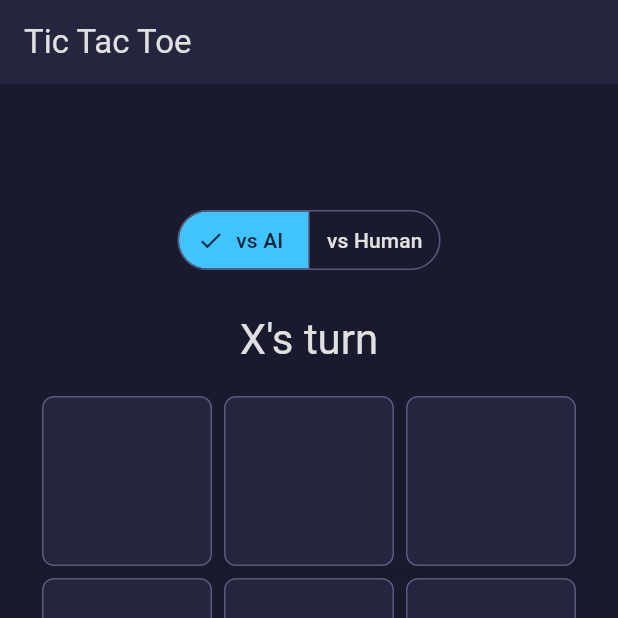
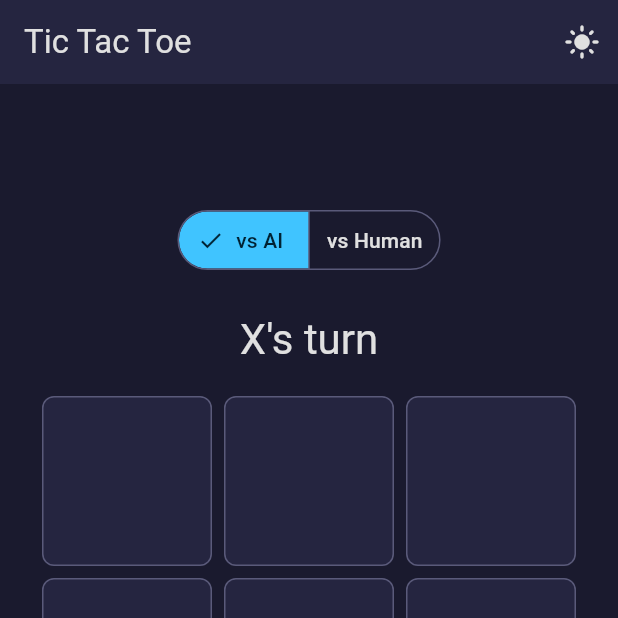
Before and after one commit to MichaelKuen/tictactoe, a Flutter app: the screen it shows after launch, after a tap on "New Game", on a phone screen of 412 x 824 dp, the top half of it. Run offline on Flutter 3.47's test engine with Material 3 defaults, Android fonts, the phone set to English and light mode, and no system bars; our stand-ins replace google_mobile_ads; network calls fail.

Commit message:
feat(polish): animations, haptics, and light/dark theme toggle
- Cell piece-placement: elasticOut bounce animation (400 ms, Curves.elasticOut)
- Winning cells: gentle scale pulse 1.0→1.05 repeating (700 ms, Curves.easeInOut)
- Status text: AnimatedSwitcher crossfade (250 ms) on every state change
- Haptic feedback: selectionClick on move, lightImpact on draw/reset, mediumImpact on win
- Light/dark theme toggle: sun/moon IconButton in AppBar; ValueNotifier in theme_notifier.dart
- Light theme: deep red X (#D32F2F), deep blue O (#1565C0), white cells
- Sidebar + AppBar colours now theme-aware
- AnimationControllers initialised in initState() to avoid deactivated-ancestor errors
- Test wrapper forces Brightness.dark so colour assertions remain valid

Co-Authored-By: Claude Sonnet 4.6 <noreply@anthropic.com>

```diff
--- a/lib/main.dart
+++ b/lib/main.dart
@@ -2,6 +2,7 @@
 // Unauthorised use, reproduction, or distribution is strictly prohibited.
 import 'package:flutter/material.dart';
 import 'ads/ad_manager.dart';
+import 'theme_notifier.dart';
 import 'ui/game_screen.dart';
 
 void main() async {
@@ -15,13 +16,38 @@ class TicTacToeApp extends StatelessWidget {
 
   @override
   Widget build(BuildContext context) {
-    return MaterialApp(
+    return ValueListenableBuilder<ThemeMode>(
+      valueListenable: themeNotifier,
+      builder: (context, mode, child) => MaterialApp(
         title: 'Tic Tac Toe',
-      theme: ThemeData(
+        themeMode: mode,
+        theme: _lightTheme,
+        darkTheme: _darkTheme,
+        home: const GameScreen(),
+      ),
+    );
+  }
+}
+
+final _lightTheme = ThemeData(
+  colorScheme: ColorScheme.light(
+    primary: const Color(0xFFD32F2F),
+    onPrimary: Colors.white,
+    secondary: const Color(0xFF1565C0),
+    onSecondary: Colors.white,
+    surface: const Color(0xFFF5F5F5),
+    onSurface: const Color(0xFF1A1A1A),
+    outline: const Color(0xFFBDBDBD),
+    inversePrimary: const Color(0xFFEEEEEE),
+  ),
+  useMaterial3: true,
+);
+
+final _darkTheme = ThemeData(
   colorScheme: ColorScheme.dark(
-          primary: const Color(0xFFFF5252),     // X — vivid red
+    primary: const Color(0xFFFF5252),
     onPrimary: Colors.white,
-          secondary: const Color(0xFF40C4FF),   // O — vivid sky blue
+    secondary: const Color(0xFF40C4FF),
     onSecondary: const Color(0xFF002233),
     surface: const Color(0xFF1A1A2E),
     onSurface: const Color(0xFFE0E0E0),
@@ -29,8 +55,4 @@ class TicTacToeApp extends StatelessWidget {
     inversePrimary: const Color(0xFF2A2A4A),
   ),
   useMaterial3: true,
-      ),
-      home: const GameScreen(),
 );
-  }
-}
--- /dev/null
+++ b/lib/theme_notifier.dart
@@ -0,0 +1,6 @@
+// Copyright © FullStackShack. All rights reserved.
+// Unauthorised use, reproduction, or distribution is strictly prohibited.
+import 'package:flutter/material.dart';
+
+/// Global theme-mode notifier. Toggle from anywhere in the widget tree.
+final themeNotifier = ValueNotifier<ThemeMode>(ThemeMode.dark);
--- a/lib/ui/cell_widget.dart
+++ b/lib/ui/cell_widget.dart
@@ -3,7 +3,7 @@
 import 'package:flutter/material.dart';
 import '../game/player.dart';
 
-class CellWidget extends StatelessWidget {
+class CellWidget extends StatefulWidget {
   final Player? player;
   final VoidCallback? onTap;
   final bool highlighted;
@@ -18,9 +18,64 @@ class CellWidget extends StatelessWidget {
   });
 
   @override
+  State<CellWidget> createState() => _CellWidgetState();
+}
+
+class _CellWidgetState extends State<CellWidget> with TickerProviderStateMixin {
+  // Declared late, assigned in initState so vsync is never accessed lazily.
+  late final AnimationController _placeCtrl;
+  late final AnimationController _pulseCtrl;
+  late final Animation<double> _placeScale;
+  late final Animation<double> _pulseScale;
+
+  @override
+  void initState() {
+    super.initState();
+    _placeCtrl = AnimationController(
+      vsync: this,
+      duration: const Duration(milliseconds: 400),
+    );
+    _pulseCtrl = AnimationController(
+      vsync: this,
+      duration: const Duration(milliseconds: 700),
+    );
+    _placeScale = CurvedAnimation(parent: _placeCtrl, curve: Curves.elasticOut);
+    _pulseScale = Tween<double>(begin: 1.0, end: 1.05).animate(
+      CurvedAnimation(parent: _pulseCtrl, curve: Curves.easeInOut),
+    );
+    // Cell already occupied on first build (e.g. hot-reload) — skip animation.
+    if (widget.player != null) _placeCtrl.value = 1.0;
+    if (widget.highlighted) _pulseCtrl.repeat(reverse: true);
+  }
+
+  @override
+  void didUpdateWidget(CellWidget old) {
+    super.didUpdateWidget(old);
+    if (widget.player != null && old.player == null) {
+      _placeCtrl.forward(from: 0);
+    }
+    if (widget.highlighted && !old.highlighted) {
+      _pulseCtrl.repeat(reverse: true);
+    } else if (!widget.highlighted && old.highlighted) {
+      _pulseCtrl.animateTo(0, duration: const Duration(milliseconds: 200));
+    }
+    if (widget.player == null && old.player != null) {
+      _placeCtrl.value = 0;
+    }
+  }
+
+  @override
+  void dispose() {
+    _placeCtrl.dispose();
+    _pulseCtrl.dispose();
+    super.dispose();
+  }
+
+  @override
   Widget build(BuildContext context) {
     final theme = Theme.of(context);
-    final color = player == Player.x
+    final isDark = theme.brightness == Brightness.dark;
+    final playerColor = widget.player == Player.x
         ? theme.colorScheme.primary
         : theme.colorScheme.secondary;
 
@@ -28,22 +83,22 @@ class CellWidget extends StatelessWidget {
     final Color borderColor;
     final double borderWidth;
 
-    if (highlighted) {
+    if (widget.highlighted) {
       bgColor = const Color(0x44FFD740);
       borderColor = const Color(0xFFFFD740);
       borderWidth = 2.5;
-    } else if (hinted) {
+    } else if (widget.hinted) {
       bgColor = const Color(0x4469F0AE);
       borderColor = const Color(0xFF69F0AE);
       borderWidth = 2.5;
     } else {
-      bgColor = const Color(0xFF252540);
+      bgColor = isDark ? const Color(0xFF252540) : Colors.white;
       borderColor = theme.colorScheme.outline;
       borderWidth = 1;
     }
 
-    return GestureDetector(
-      onTap: player == null ? onTap : null,
+    final cell = GestureDetector(
+      onTap: widget.player == null ? widget.onTap : null,
       child: Container(
         margin: const EdgeInsets.all(4),
         decoration: BoxDecoration(
@@ -52,17 +107,25 @@ class CellWidget extends StatelessWidget {
           borderRadius: BorderRadius.circular(8),
         ),
         child: Center(
-          child: player != null
-              ? Text(
-                  player!.label,
-                  style: theme.textTheme.displayMedium?.copyWith(
-                    color: color,
-                    fontWeight: FontWeight.bold,
+          child: widget.player != null
+              ? ScaleTransition(
+                  scale: _placeScale,
+                  child: Text(
+                    widget.player!.label,
+                    style: theme.textTheme.displayMedium?.copyWith(
+                      color: playerColor,
+                      fontWeight: FontWeight.bold,
+                    ),
                   ),
                 )
               : null,
         ),
       ),
     );
+
+    if (widget.highlighted) {
+      return ScaleTransition(scale: _pulseScale, child: cell);
+    }
+    return cell;
   }
 }
--- a/lib/ui/game_screen.dart
+++ b/lib/ui/game_screen.dart
@@ -3,12 +3,14 @@
 import 'dart:async';
 import 'package:flutter/foundation.dart';
 import 'package:flutter/material.dart';
+import 'package:flutter/services.dart';
 import 'package:google_mobile_ads/google_mobile_ads.dart';
 import '../ads/ad_manager.dart';
 import '../game/ai.dart';
 import '../game/game.dart';
 import '../game/game_status.dart';
 import '../game/player.dart';
+import '../theme_notifier.dart';
 import 'board_widget.dart';
 
 class GameScreen extends StatefulWidget {
@@ -24,8 +26,6 @@ class _GameScreenState extends State<GameScreen> {
   bool _aiThinking = false;
   Timer? _aiTimer;
   int? _hintCell;
-
-  // Banner ad — managed here so it is tied to this widget's lifecycle.
   BannerAd? _bannerAd;
   bool _bannerLoaded = false;
 
@@ -34,7 +34,6 @@ class _GameScreenState extends State<GameScreen> {
       (defaultTargetPlatform == TargetPlatform.android ||
           defaultTargetPlatform == TargetPlatform.iOS);
 
-  // Google test banner ID — replace with real ID before release.
   static const String _bannerAdUnitId =
       'ca-app-pub-3940256099942544/6300978111';
 
@@ -72,11 +71,15 @@ class _GameScreenState extends State<GameScreen> {
 
   void _onCellTap(int index) {
     if (_aiThinking) return;
+    HapticFeedback.selectionClick();
     setState(() {
       _hintCell = null;
       _game = _game.move(index);
     });
     if (_game.isOver) {
+      _game.status == GameStatus.draw
+          ? HapticFeedback.lightImpact()
+          : HapticFeedback.mediumImpact();
       AdManager.instance.onGameEnded();
     } else if (_isAiTurn) {
       _scheduleAiMove();
@@ -87,11 +90,15 @@ class _GameScreenState extends State<GameScreen> {
     setState(() => _aiThinking = true);
     _aiTimer = Timer(const Duration(milliseconds: 300), () {
       if (!mounted) return;
+      HapticFeedback.selectionClick();
       setState(() {
         _game = _game.move(AiPlayer.bestMove(_game.board, Player.o));
         _aiThinking = false;
       });
-      if (_game.isOver) AdManager.instance.onGameEnded();
+      if (_game.isOver) {
+        HapticFeedback.mediumImpact();
+        AdManager.instance.onGameEnded();
+      }
     });
   }
 
@@ -102,6 +109,7 @@ class _GameScreenState extends State<GameScreen> {
   }
 
   void _reset() {
+    HapticFeedback.lightImpact();
     setState(() {
       _cancelAiTimer();
       _hintCell = null;
@@ -169,6 +177,18 @@ class _GameScreenState extends State<GameScreen> {
     );
   }
 
+  Widget _buildStatus(BuildContext context, ThemeData theme) {
+    return AnimatedSwitcher(
+      duration: const Duration(milliseconds: 250),
+      child: Text(
+        _statusText,
+        key: ValueKey(_statusText),
+        style: theme.textTheme.headlineMedium,
+        textAlign: TextAlign.center,
+      ),
+    );
+  }
+
   Widget _buildNarrowLayout(BuildContext context, bool boardEnabled) {
     final theme = Theme.of(context);
     return Padding(
@@ -185,7 +205,7 @@ class _GameScreenState extends State<GameScreen> {
             onSelectionChanged: (s) => _setMode(s.first),
           ),
           const SizedBox(height: 24),
-          Text(_statusText, style: theme.textTheme.headlineMedium),
+          _buildStatus(context, theme),
           const SizedBox(height: 16),
           _buildBoard(boardEnabled),
           const SizedBox(height: 16),
@@ -201,7 +221,12 @@ class _GameScreenState extends State<GameScreen> {
 
   Widget _buildWideLayout(BuildContext context, bool boardEnabled) {
     final theme = Theme.of(context);
+    final isDark = theme.brightness == Brightness.dark;
     const sidebarWidth = 180.0;
+    final sidebarColor =
+        isDark ? const Color(0xFF252540) : const Color(0xFFEEEEEE);
+    final sidebarBorderColor =
+        isDark ? const Color(0xFF5A5A7A) : const Color(0xFFCCCCCC);
 
     return Row(
       crossAxisAlignment: CrossAxisAlignment.stretch,
@@ -213,7 +238,7 @@ class _GameScreenState extends State<GameScreen> {
             child: Column(
               mainAxisAlignment: MainAxisAlignment.center,
               children: [
-                Text(_statusText, style: theme.textTheme.headlineMedium),
+                _buildStatus(context, theme),
                 const SizedBox(height: 24),
                 _buildBoard(boardEnabled),
               ],
@@ -222,9 +247,10 @@ class _GameScreenState extends State<GameScreen> {
         ),
         Container(
           width: sidebarWidth,
-          decoration: const BoxDecoration(
-            color: Color(0xFF252540),
-            border: Border(left: BorderSide(color: Color(0xFF5A5A7A))),
+          decoration: BoxDecoration(
+            color: sidebarColor,
+            border: Border(
+                left: BorderSide(color: sidebarBorderColor)),
           ),
           padding: const EdgeInsets.symmetric(horizontal: 16, vertical: 32),
           child: Column(
@@ -251,7 +277,7 @@ class _GameScreenState extends State<GameScreen> {
                 onTap: () => _setMode(false),
               ),
               const SizedBox(height: 32),
-              const Divider(color: Color(0xFF5A5A7A)),
+              Divider(color: sidebarBorderColor),
               const SizedBox(height: 32),
               FilledButton(onPressed: _reset, child: const Text('New Game')),
               if (_canHint) ...[
@@ -267,7 +293,11 @@ class _GameScreenState extends State<GameScreen> {
 
   @override
   Widget build(BuildContext context) {
+    final theme = Theme.of(context);
+    final isDark = theme.brightness == Brightness.dark;
     final boardEnabled = !_game.isOver && !_aiThinking && !_isAiTurn;
+    final appBarColor =
+        isDark ? const Color(0xFF252540) : const Color(0xFFEEEEEE);
 
     Widget? bannerWidget;
     if (_bannerLoaded && _bannerAd != null) {
@@ -281,7 +311,17 @@ class _GameScreenState extends State<GameScreen> {
     return Scaffold(
       appBar: AppBar(
         title: const Text('Tic Tac Toe'),
-        backgroundColor: const Color(0xFF252540),
+        backgroundColor: appBarColor,
+        actions: [
+          IconButton(
+            tooltip: isDark ? 'Switch to light mode' : 'Switch to dark mode',
+            icon: Icon(isDark ? Icons.light_mode : Icons.dark_mode),
+            onPressed: () {
+              themeNotifier.value =
+                  isDark ? ThemeMode.light : ThemeMode.dark;
+            },
+          ),
+        ],
       ),
       bottomNavigationBar: bannerWidget,
       body: SafeArea(
```
Also changed, not shown: 5 other files. Lines whose indentation alone changed are shown as unchanged.
